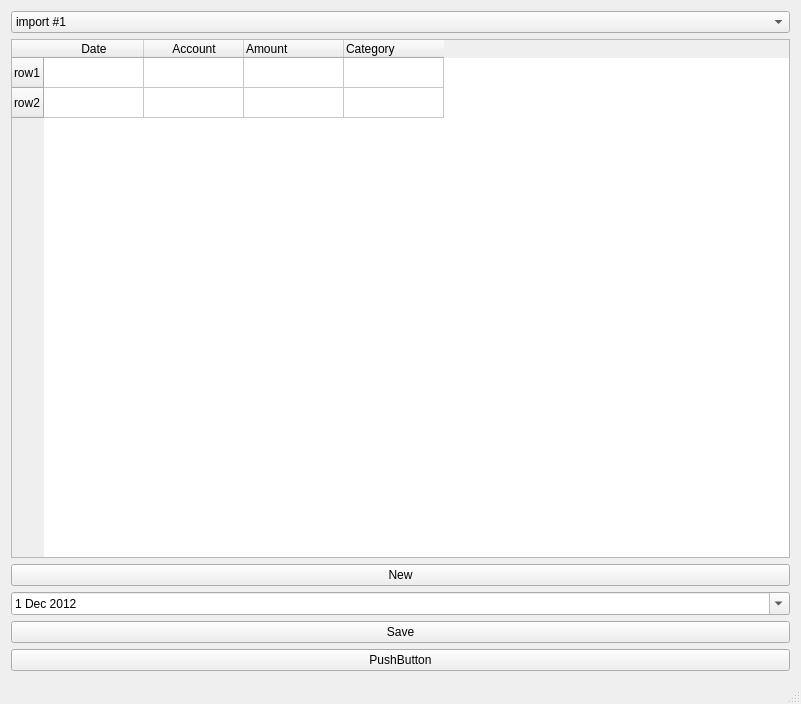
Above: Qt/EasyMoney/mainwindow.ui from SimFre/EasyMoney before the change. Below: the same form after it.
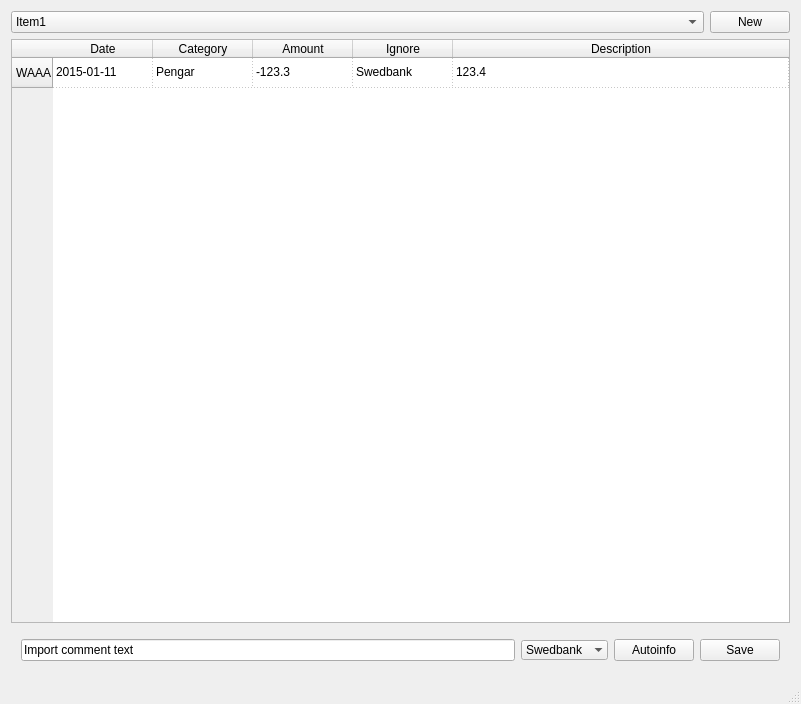
That is the form after the change.

Commit message: Modified save button to work. Added autoinfo button and made it work.

```diff
--- a/Qt/EasyMoney/mainwindow.ui
+++ b/Qt/EasyMoney/mainwindow.ui
@@ -17,70 +17,103 @@
    <string>Easy Money</string>
   </property>
   <widget class="QWidget" name="centralWidget">
-   <layout class="QGridLayout" name="gridLayout_2">
-    <item row="1" column="1">
-     <layout class="QGridLayout" name="gridLayout">
-      <item row="0" column="0">
-       <widget class="QComboBox" name="sel_Import">
+   <layout class="QVBoxLayout" name="verticalLayout">
+    <item>
+     <layout class="QVBoxLayout" name="verticalLayoutMain">
+      <item>
+       <layout class="QHBoxLayout" name="horizontalLayoutTop">
+        <property name="topMargin">
+         <number>0</number>
+        </property>
+        <property name="bottomMargin">
+         <number>0</number>
+        </property>
         <item>
-         <property name="text">
-          <string>import #1</string>
-         </property>
+         <widget class="QComboBox" name="sel_Import">
+          <property name="sizePolicy">
+           <sizepolicy hsizetype="Expanding" vsizetype="Fixed">
+            <horstretch>0</horstretch>
+            <verstretch>0</verstretch>
+           </sizepolicy>
+          </property>
+          <property name="sizeIncrement">
+           <size>
+            <width>0</width>
+            <height>0</height>
+           </size>
+          </property>
+          <property name="baseSize">
+           <size>
+            <width>0</width>
+            <height>0</height>
+           </size>
+          </property>
+          <item>
+           <property name="text">
+            <string>Item1</string>
+           </property>
+          </item>
+         </widget>
         </item>
         <item>
-         <property name="text">
-          <string>import #2</string>
-         </property>
+         <widget class="QPushButton" name="btn_New">
+          <property name="text">
+           <string>New</string>
+          </property>
+         </widget>
         </item>
-       </widget>
+       </layout>
       </item>
-      <item row="3" column="0">
-       <widget class="QDateEdit" name="date_rowDate">
-        <property name="dateTime">
-         <datetime>
-          <hour>0</hour>
-          <minute>0</minute>
-          <second>0</second>
-          <year>2012</year>
-          <month>12</month>
-          <day>1</day>
-         </datetime>
-        </property>
-        <property name="calendarPopup">
-         <bool>true</bool>
-        </property>
-       </widget>
-      </item>
-      <item row="5" column="0">
-       <widget class="QPushButton" name="pushButton_2">
-        <property name="text">
-         <string>PushButton</string>
-        </property>
-       </widget>
-      </item>
-      <item row="2" column="0">
-       <widget class="QPushButton" name="btn_New">
-        <property name="text">
-         <string>New</string>
-        </property>
-       </widget>
-      </item>
-      <item row="1" column="0">
+      <item>
        <widget class="QTableWidget" name="tableWidget">
+        <property name="enabled">
+         <bool>true</bool>
+        </property>
         <property name="minimumSize">
          <size>
           <width>256</width>
           <height>0</height>
          </size>
         </property>
+        <property name="alternatingRowColors">
+         <bool>true</bool>
+        </property>
+        <property name="showGrid">
+         <bool>true</bool>
+        </property>
+        <property name="gridStyle">
+         <enum>Qt::DotLine</enum>
+        </property>
+        <property name="cornerButtonEnabled">
+         <bool>false</bool>
+        </property>
+        <attribute name="horizontalHeaderVisible">
+         <bool>true</bool>
+        </attribute>
+        <attribute name="horizontalHeaderCascadingSectionResizes">
+         <bool>false</bool>
+        </attribute>
+        <attribute name="horizontalHeaderShowSortIndicator" stdset="0">
+         <bool>true</bool>
+        </attribute>
+        <attribute name="horizontalHeaderStretchLastSection">
+         <bool>true</bool>
+        </attribute>
+        <attribute name="verticalHeaderCascadingSectionResizes">
+         <bool>false</bool>
+        </attribute>
+        <attribute name="verticalHeaderShowSortIndicator" stdset="0">
+         <bool>false</bool>
+        </attribute>
+        <attribute name="verticalHeaderStretchLastSection">
+         <bool>false</bool>
+        </attribute>
         <row>
          <property name="text">
-          <string>row1</string>
+          <string>WAAA</string>
          </property>
-        </row>
-        <row>
-         <property name="text">
-          <string>row2</string>
+         <property name="textAlignment">
+          <set>AlignRight|AlignVCenter</set>
          </property>
         </row>
         <column>
@@ -88,46 +121,116 @@
           <string>Date</string>
          </property>
         </column>
-        <column>
-         <property name="text">
-          <string>Account</string>
-         </property>
-        </column>
-        <column>
-         <property name="text">
-          <string>Amount</string>
-         </property>
-         <property name="textAlignment">
-          <set>AlignLeft|AlignVCenter</set>
-         </property>
-        </column>
         <column>
          <property name="text">
           <string>Category</string>
          </property>
-         <property name="textAlignment">
-          <set>AlignLeft|AlignVCenter</set>
+        </column>
+        <column>
+         <property name="text">
+          <string>Amount</string>
+         </property>
+        </column>
+        <column>
+         <property name="text">
+          <string>Ignore</string>
+         </property>
+        </column>
+        <column>
+         <property name="text">
+          <string>Description</string>
          </property>
         </column>
         <item row="0" column="0">
          <property name="text">
-          <string/>
+          <string>2015-01-11</string>
          </property>
+         <property name="flags">
+          <set>ItemIsSelectable|ItemIsDragEnabled|ItemIsDropEnabled|ItemIsUserCheckable|ItemIsEnabled</set>
+         </property>
         </item>
+        <item row="0" column="1">
+         <property name="text">
+          <string>Pengar</string>
+         </property>
+        </item>
+        <item row="0" column="2">
+         <property name="text">
+          <string>-123.3</string>
+         </property>
+        </item>
+        <item row="0" column="3">
+         <property name="text">
+          <string>Swedbank</string>
+         </property>
+        </item>
+        <item row="0" column="4">
+         <property name="text">
+          <string>123.4</string>
+         </property>
+        </item>
        </widget>
       </item>
-      <item row="4" column="0">
-       <widget class="QPushButton" name="btn_Save">
-        <property name="enabled">
-         <bool>true</bool>
+      <item>
+       <layout class="QVBoxLayout" name="verticalLayout_2"/>
+      </item>
+      <item>
+       <layout class="QHBoxLayout" name="horizontalLayout">
+        <property name="leftMargin">
+         <number>10</number>
         </property>
-        <property name="text">
-         <string>Save</string>
+        <property name="topMargin">
+         <number>10</number>
         </property>
-        <property name="flat">
-         <bool>false</bool>
+        <property name="rightMargin">
+         <number>10</number>
         </property>
-       </widget>
+        <property name="bottomMargin">
+         <number>10</number>
+        </property>
+        <item>
+         <widget class="QLineEdit" name="txt_Comment">
+          <property name="text">
+           <string>Import comment text</string>
+          </property>
+         </widget>
+        </item>
+        <item>
+         <widget class="QComboBox" name="sel_Accounts">
+          <property name="currentIndex">
+           <number>0</number>
+          </property>
+          <property name="frame">
+           <bool>false</bool>
+          </property>
+          <item>
+           <property name="text">
+            <string comment="Bank1">Swedbank</string>
+           </property>
+          </item>
+         </widget>
+        </item>
+        <item>
+         <widget class="QPushButton" name="btn_AutoInfo">
+          <property name="text">
+           <string>Autoinfo</string>
+          </property>
+         </widget>
+        </item>
+        <item>
+         <widget class="QPushButton" name="btn_Save">
+          <property name="enabled">
+           <bool>true</bool>
+          </property>
+          <property name="text">
+           <string>Save</string>
+          </property>
+          <property name="flat">
+           <bool>false</bool>
+          </property>
+         </widget>
+        </item>
+       </layout>
       </item>
      </layout>
     </item>
```
Left out of the diff: 12 changed lines with no effect on the pictures. The commit also changes 14 other files.
